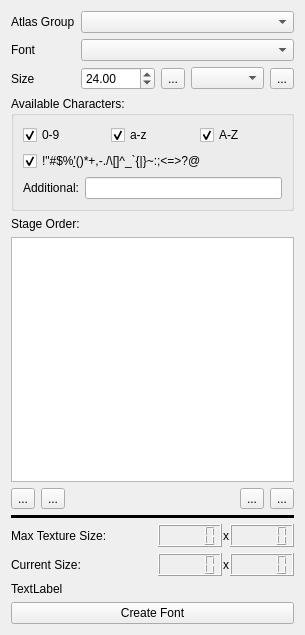
Before: the Qt Designer form DesignerTool/src/WidgetFont.ui in GameOverture/HarmonyEngine, drawn with Qt 5.
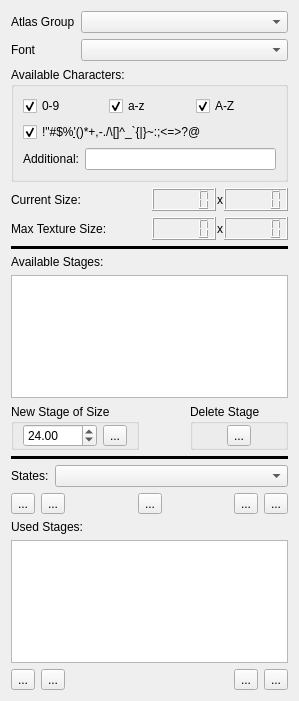
After: the same form once the commit is applied. Icons and pictures are not drawn. Custom widgets are drawn as their Qt base class.

Commit message: Started layout of font stages. WIP (breaks font atlas creation)

The edit to the form file:
```diff
--- a/DesignerTool/src/WidgetFont.ui
+++ b/DesignerTool/src/WidgetFont.ui
@@ -6,8 +6,8 @@
    <rect>
     <x>0</x>
     <y>0</y>
-    <width>305</width>
-    <height>635</height>
+    <width>299</width>
+    <height>701</height>
    </rect>
   </property>
   <property name="windowTitle">
@@ -52,55 +52,6 @@
        </property>
       </widget>
      </item>
-     <item row="2" column="0">
-      <widget class="QLabel" name="label_2">
-       <property name="text">
-        <string>Size</string>
-       </property>
-      </widget>
-     </item>
-     <item row="2" column="1">
-      <layout class="QHBoxLayout" name="horizontalLayout_6">
-       <item>
-        <widget class="QDoubleSpinBox" name="sbSize">
-         <property name="minimum">
-          <double>4.000000000000000</double>
-         </property>
-         <property name="maximum">
-          <double>4098.000000000000000</double>
-         </property>
-         <property name="value">
-          <double>24.000000000000000</double>
-         </property>
-        </widget>
-       </item>
-       <item>
-        <widget class="QToolButton" name="btnAddSize">
-         <property name="text">
-          <string>...</string>
-         </property>
-         <property name="icon">
-          <iconset resource="res/DesignerTool.qrc">
-           <normaloff>:/icons16x16/generic-add.png</normaloff>:/icons16x16/generic-add.png</iconset>
-         </property>
-        </widget>
-       </item>
-       <item>
-        <widget class="QComboBox" name="cmbSizes"/>
-       </item>
-       <item>
-        <widget class="QToolButton" name="btnRemoveSize">
-         <property name="text">
-          <string>...</string>
-         </property>
-         <property name="icon">
-          <iconset resource="res/DesignerTool.qrc">
-           <normaloff>:/icons16x16/edit-delete.png</normaloff>:/icons16x16/edit-delete.png</iconset>
-         </property>
-        </widget>
-       </item>
-      </layout>
-     </item>
      <item row="1" column="1">
       <widget class="QComboBox" name="cmbFontList"/>
      </item>
@@ -177,140 +128,6 @@
      </layout>
     </widget>
    </item>
-   <item>
-    <widget class="QLabel" name="label">
-     <property name="text">
-      <string>Stage Order:</string>
-     </property>
-    </widget>
-   </item>
-   <item>
-    <widget class="QTableView" name="tableView"/>
-   </item>
-   <item>
-    <layout class="QHBoxLayout" name="horizontalLayout_4">
-     <item>
-      <widget class="QToolButton" name="toolButton_8">
-       <property name="text">
-        <string>...</string>
-       </property>
-      </widget>
-     </item>
-     <item>
-      <widget class="QToolButton" name="toolButton_2">
-       <property name="text">
-        <string>...</string>
-       </property>
-       <property name="icon">
-        <iconset resource="res/DesignerTool.qrc">
-         <normaloff>:/icons16x16/edit-delete.png</normaloff>:/icons16x16/edit-delete.png</iconset>
-       </property>
-      </widget>
-     </item>
-     <item>
-      <spacer name="horizontalSpacer">
-       <property name="orientation">
-        <enum>Qt::Horizontal</enum>
-       </property>
-       <property name="sizeHint" stdset="0">
-        <size>
-         <width>40</width>
-         <height>20</height>
-        </size>
-       </property>
-      </spacer>
-     </item>
-     <item>
-      <widget class="QToolButton" name="toolButton">
-       <property name="text">
-        <string>...</string>
-       </property>
-       <property name="icon">
-        <iconset resource="res/DesignerTool.qrc">
-         <normaloff>:/icons16x16/generic-up.png</normaloff>:/icons16x16/generic-up.png</iconset>
-       </property>
-      </widget>
-     </item>
-     <item>
-      <widget class="QToolButton" name="toolButton_3">
-       <property name="text">
-        <string>...</string>
-       </property>
-       <property name="icon">
-        <iconset resource="res/DesignerTool.qrc">
-         <normaloff>:/icons16x16/generic-down.png</normaloff>:/icons16x16/generic-down.png</iconset>
-       </property>
-      </widget>
-     </item>
-    </layout>
-   </item>
-   <item>
-    <widget class="Line" name="line">
-     <property name="frameShadow">
-      <enum>QFrame::Plain</enum>
-     </property>
-     <property name="lineWidth">
-      <number>5</number>
-     </property>
-     <property name="orientation">
-      <enum>Qt::Horizontal</enum>
-     </property>
-    </widget>
-   </item>
-   <item>
-    <layout class="QHBoxLayout" name="horizontalLayout">
-     <property name="spacing">
-      <number>1</number>
-     </property>
-     <property name="leftMargin">
-      <number>0</number>
-     </property>
-     <property name="rightMargin">
-      <number>0</number>
-     </property>
-     <item>
-      <widget class="QLabel" name="label_3">
-       <property name="text">
-        <string>Max Texture Size:</string>
-       </property>
-      </widget>
-     </item>
-     <item>
-      <spacer name="horizontalSpacer_2">
-       <property name="orientation">
-        <enum>Qt::Horizontal</enum>
-       </property>
-       <property name="sizeHint" stdset="0">
-        <size>
-         <width>40</width>
-         <height>20</height>
-        </size>
-       </property>
-      </spacer>
-     </item>
-     <item>
-      <widget class="QLCDNumber" name="lcdMaxTexWidth">
-       <property name="digitCount">
-        <number>5</number>
-       </property>
-      </widget>
-     </item>
-     <item>
-      <widget class="QLabel" name="label_5">
-       <property name="text">
-        <string>x</string>
-       </property>
-      </widget>
-     </item>
-     <item>
-      <widget class="QLCDNumber" name="lcdMaxTexHeight">
-       <property name="digitCount">
-        <number>5</number>
-       </property>
-      </widget>
-     </item>
-    </layout>
-   </item>
    <item>
     <layout class="QHBoxLayout" name="horizontalLayout_2">
      <property name="spacing">
@@ -366,19 +183,329 @@
     </layout>
    </item>
    <item>
-    <widget class="QLabel" name="label_6">
+    <layout class="QHBoxLayout" name="horizontalLayout">
+     <property name="spacing">
+      <number>1</number>
+     </property>
+     <property name="leftMargin">
+      <number>0</number>
+     </property>
+     <property name="rightMargin">
+      <number>0</number>
+     </property>
+     <item>
+      <widget class="QLabel" name="label_3">
+       <property name="text">
+        <string>Max Texture Size:</string>
+       </property>
+      </widget>
+     </item>
+     <item>
+      <spacer name="horizontalSpacer_2">
+       <property name="orientation">
+        <enum>Qt::Horizontal</enum>
+       </property>
+       <property name="sizeHint" stdset="0">
+        <size>
+         <width>40</width>
+         <height>20</height>
+        </size>
+       </property>
+      </spacer>
+     </item>
+     <item>
+      <widget class="QLCDNumber" name="lcdMaxTexWidth">
+       <property name="digitCount">
+        <number>5</number>
+       </property>
+      </widget>
+     </item>
+     <item>
+      <widget class="QLabel" name="label_5">
+       <property name="text">
+        <string>x</string>
+       </property>
+      </widget>
+     </item>
+     <item>
+      <widget class="QLCDNumber" name="lcdMaxTexHeight">
+       <property name="digitCount">
+        <number>5</number>
+       </property>
+      </widget>
+     </item>
+    </layout>
+   </item>
+   <item>
+    <widget class="Line" name="line_3">
+     <property name="frameShadow">
+      <enum>QFrame::Plain</enum>
+     </property>
+     <property name="lineWidth">
+      <number>5</number>
+     </property>
+     <property name="orientation">
+      <enum>Qt::Horizontal</enum>
+     </property>
+    </widget>
+   </item>
+   <item>
+    <widget class="QLabel" name="label">
      <property name="text">
-      <string>TextLabel</string>
+      <string>Available Stages:</string>
      </property>
     </widget>
    </item>
    <item>
-    <widget class="QPushButton" name="pushButton_10">
+    <widget class="WidgetFontTableView" name="tableView"/>
+   </item>
+   <item>
+    <layout class="QHBoxLayout" name="horizontalLayout_4">
+     <item>
+      <widget class="QGroupBox" name="groupBox">
+       <property name="title">
+        <string>New Stage of Size</string>
+       </property>
+       <layout class="QHBoxLayout" name="horizontalLayout_6">
+        <property name="topMargin">
+         <number>0</number>
+        </property>
+        <property name="bottomMargin">
+         <number>0</number>
+        </property>
+        <item>
+         <widget class="QDoubleSpinBox" name="sbSize">
+          <property name="minimum">
+           <double>4.000000000000000</double>
+          </property>
+          <property name="maximum">
+           <double>4098.000000000000000</double>
+          </property>
+          <property name="value">
+           <double>24.000000000000000</double>
+          </property>
+         </widget>
+        </item>
+        <item>
+         <widget class="QToolButton" name="btnAddStage">
+          <property name="text">
+           <string>...</string>
+          </property>
+          <property name="icon">
+           <iconset resource="res/DesignerTool.qrc">
+            <normaloff>:/icons16x16/generic-add.png</normaloff>:/icons16x16/generic-add.png</iconset>
+          </property>
+         </widget>
+        </item>
+       </layout>
+      </widget>
+     </item>
+     <item>
+      <spacer name="horizontalSpacer">
+       <property name="orientation">
+        <enum>Qt::Horizontal</enum>
+       </property>
+       <property name="sizeHint" stdset="0">
+        <size>
+         <width>40</width>
+         <height>20</height>
+        </size>
+       </property>
+      </spacer>
+     </item>
+     <item>
+      <widget class="QGroupBox" name="groupBox_2">
+       <property name="title">
+        <string>Delete Stage</string>
+       </property>
+       <layout class="QHBoxLayout" name="horizontalLayout_9">
+        <property name="topMargin">
+         <number>0</number>
+        </property>
+        <property name="bottomMargin">
+         <number>0</number>
+        </property>
+        <item>
+         <widget class="QToolButton" name="btnRemoveStage">
+          <property name="text">
+           <string>...</string>
+          </property>
+          <property name="icon">
+           <iconset resource="res/DesignerTool.qrc">
+            <normaloff>:/icons16x16/edit-delete.png</normaloff>:/icons16x16/edit-delete.png</iconset>
+          </property>
+         </widget>
+        </item>
+       </layout>
+      </widget>
+     </item>
+    </layout>
+   </item>
+   <item>
+    <widget class="Line" name="line_2">
+     <property name="frameShadow">
+      <enum>QFrame::Plain</enum>
+     </property>
+     <property name="lineWidth">
+      <number>5</number>
+     </property>
+     <property name="orientation">
+      <enum>Qt::Horizontal</enum>
+     </property>
+    </widget>
+   </item>
+   <item>
+    <layout class="QHBoxLayout" name="horizontalLayout_8">
+     <item>
+      <widget class="QLabel" name="label_9">
+       <property name="text">
+        <string>States:</string>
+       </property>
+      </widget>
+     </item>
+     <item>
+      <widget class="QComboBox" name="cmbStates">
+       <property name="sizePolicy">
+        <sizepolicy hsizetype="Expanding" vsizetype="Fixed">
+         <horstretch>0</horstretch>
+         <verstretch>0</verstretch>
+        </sizepolicy>
+       </property>
+      </widget>
+     </item>
+    </layout>
+   </item>
+   <item>
+    <layout class="QHBoxLayout" name="horizontalLayout_5">
+     <item>
+      <widget class="QToolButton" name="btnAddState">
+       <property name="text">
+        <string>...</string>
+       </property>
+       <property name="arrowType">
+        <enum>Qt::NoArrow</enum>
+       </property>
+      </widget>
+     </item>
+     <item>
+      <widget class="QToolButton" name="btnRemoveState">
+       <property name="text">
+        <string>...</string>
+       </property>
+      </widget>
+     </item>
+     <item>
+      <spacer name="horizontalSpacer_4">
+       <property name="orientation">
+        <enum>Qt::Horizontal</enum>
+       </property>
+       <property name="sizeHint" stdset="0">
+        <size>
+         <width>40</width>
+         <height>20</height>
+        </size>
+       </property>
+      </spacer>
+     </item>
+     <item>
+      <widget class="QToolButton" name="btnRenameState">
+       <property name="text">
+        <string>...</string>
+       </property>
+      </widget>
+     </item>
+     <item>
+      <spacer name="horizontalSpacer_5">
+       <property name="orientation">
+        <enum>Qt::Horizontal</enum>
+       </property>
+       <property name="sizeHint" stdset="0">
+        <size>
+         <width>40</width>
+         <height>20</height>
+        </size>
+       </property>
+      </spacer>
+     </item>
+     <item>
+      <widget class="QToolButton" name="btnOrderStateBack">
+       <property name="text">
+        <string>...</string>
+       </property>
+      </widget>
+     </item>
+     <item>
+      <widget class="QToolButton" name="btnOrderStateForward">
+       <property name="text">
+        <string>...</string>
+       </property>
+      </widget>
+     </item>
+    </layout>
+   </item>
+   <item>
+    <widget class="QLabel" name="label_2">
      <property name="text">
-      <string>Create Font</string>
+      <string>Used Stages:</string>
      </property>
     </widget>
    </item>
+   <item>
+    <widget class="QTableView" name="tableView_2"/>
+   </item>
+   <item>
+    <layout class="QHBoxLayout" name="horizontalLayout_10">
+     <item>
+      <widget class="QToolButton" name="toolButton_4">
+       <property name="text">
+        <string>...</string>
+       </property>
+      </widget>
+     </item>
+     <item>
+      <widget class="QToolButton" name="toolButton_5">
+       <property name="text">
+        <string>...</string>
+       </property>
+      </widget>
+     </item>
+     <item>
+      <spacer name="horizontalSpacer_6">
+       <property name="orientation">
+        <enum>Qt::Horizontal</enum>
+       </property>
+       <property name="sizeHint" stdset="0">
+        <size>
+         <width>40</width>
+         <height>20</height>
+        </size>
+       </property>
+      </spacer>
+     </item>
+     <item>
+      <widget class="QToolButton" name="toolButton_3">
+       <property name="text">
+        <string>...</string>
+       </property>
+       <property name="icon">
+        <iconset resource="res/DesignerTool.qrc">
+         <normaloff>:/icons16x16/generic-down.png</normaloff>:/icons16x16/generic-down.png</iconset>
+       </property>
+      </widget>
+     </item>
+     <item>
+      <widget class="QToolButton" name="toolButton">
+       <property name="text">
+        <string>...</string>
+       </property>
+       <property name="icon">
+        <iconset resource="res/DesignerTool.qrc">
+         <normaloff>:/icons16x16/generic-up.png</normaloff>:/icons16x16/generic-up.png</iconset>
+       </property>
+      </widget>
+     </item>
+    </layout>
+   </item>
   </layout>
   <action name="actionAddFontSize">
    <property name="icon">
@@ -405,6 +532,13 @@
    </property>
   </action>
  </widget>
+ <customwidgets>
+  <customwidget>
+   <class>WidgetFontTableView</class>
+   <extends>QTableView</extends>
+   <header>WidgetFontModelView.h</header>
+  </customwidget>
+ </customwidgets>
  <resources>
   <include location="res/DesignerTool.qrc"/>
  </resources>
```
Left out of the diff: 12 changed lines with no effect on the pictures. The commit also changes 9 other files.
